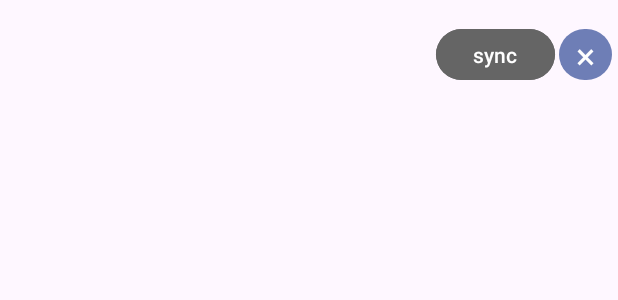
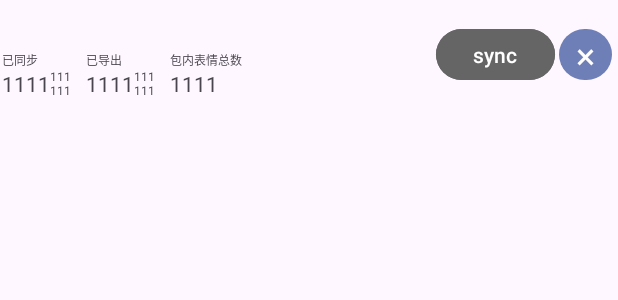
Before and after one commit to std-microblock/TGStickerProvider, an Android app: the layout item_sticker.xml on its own in the app's theme, with its tools: preview values and no code run, on a phone screen of 412 x 824 dp. Shown: the top 300 px of the screen. Run offline under Robolectric (Android 15) with nearby library versions, the phone set to English and light mode, and no system bars.

Commit message:
refactor: improve gui

```diff
--- a/app/src/main/java/cc/microblock/TGStickerProvider/ui/activity/MainActivity.kt
+++ b/app/src/main/java/cc/microblock/TGStickerProvider/ui/activity/MainActivity.kt
@@ -55,7 +55,11 @@ class RecyclerAdapterStickerList(private val act: MainActivity) :
     class ViewHolder(view: View) : RecyclerView.ViewHolder(view) {
         val name: TextView = view.findViewById(R.id.sticker_name)
         val id: TextView = view.findViewById(R.id.sticker_id)
-        val syncState: TextView = view.findViewById(R.id.syncState)
+        val syncedAll: TextView = view.findViewById(R.id.syncedAll)
+        val syncedStatus: TextView = view.findViewById(R.id.syncedStatus)
+        val exportedAll: TextView = view.findViewById(R.id.exportedAll)
+        val exportedStatus: TextView = view.findViewById(R.id.exportedStatus)
+        val totalAll: TextView = view.findViewById(R.id.totalAll)
         val syncBtn: Button = view.findViewById(R.id.syncBtn)
         val rmBtn: MaterialTextView = view.findViewById(R.id.rmBtn)
     }
@@ -70,8 +74,12 @@ class RecyclerAdapterStickerList(private val act: MainActivity) :
         val s = stickerList[position]
         holder.name.text = s.name
         holder.id.text = s.id
-        holder.syncState.text =
-            "同步 ${s.syncedState.all}-l${s.syncedState.lowQuality}-h${s.syncedState.highQuality} / 缓存 ${stickerList[position].remoteState.all}-l${s.remoteState.lowQuality}-h${s.remoteState.highQuality} / 总 ${s.all}"
+        holder.syncedAll.text = s.syncedState.all.toString();
+        holder.syncedStatus.text = "低清 ${s.syncedState.lowQuality}\n高清 ${s.syncedState.highQuality}"
+        holder.exportedAll.text = s.remoteState.all.toString()
+        holder.exportedStatus.text = "低清 ${s.remoteState.lowQuality}\n高清 ${s.remoteState.highQuality}"
+        holder.totalAll.text = s.syncedState.all.toString();
+
         holder.syncBtn.setOnClickListener {
             val pd = ProgressDialog(act)
             pd.setMessage("正在同步")
--- a/app/src/main/res/layout/item_sticker.xml
+++ b/app/src/main/res/layout/item_sticker.xml
@@ -32,12 +32,114 @@
             android:text=""
             android:textSize="16sp" />
 
-        <TextView
-            android:id="@+id/syncState"
-            android:layout_width="match_parent"
-            android:layout_height="wrap_content"
-            android:text=""
-            android:textSize="12sp" />
+        <LinearLayout
+            android:layout_width="wrap_content"
+            android:layout_height="match_parent"
+            android:orientation="horizontal">
+
+            <LinearLayout
+                android:layout_width="match_parent"
+                android:layout_height="match_parent"
+                android:layout_marginRight="10sp"
+                android:orientation="vertical">
+
+                <TextView
+                    android:layout_width="match_parent"
+                    android:layout_height="wrap_content"
+                    android:text="已同步"
+                    android:textAlignment="gravity"
+                    android:textSize="8sp" />
+
+                <LinearLayout
+                    android:layout_width="match_parent"
+                    android:layout_height="match_parent"
+                    android:orientation="horizontal">
+
+                    <TextView
+                        android:id="@+id/syncedAll"
+                        android:layout_width="wrap_content"
+                        android:layout_height="wrap_content"
+                        android:layout_weight="1"
+                        android:text="1111" />
+
+                    <TextView
+                        android:id="@+id/syncedStatus"
+                        android:layout_width="wrap_content"
+                        android:layout_height="wrap_content"
+                        android:layout_marginTop="-7sp"
+                        android:layout_weight="1"
+                        android:text="111\n111"
+                        android:textSize="8sp" />
+                </LinearLayout>
+
+            </LinearLayout>
+
+            <LinearLayout
+                android:layout_width="wrap_content"
+                android:layout_height="match_parent"
+                android:layout_marginRight="10sp"
+                android:orientation="vertical">
+
+                <TextView
+                    android:layout_width="match_parent"
+                    android:layout_height="wrap_content"
+                    android:text="已导出"
+                    android:textAlignment="gravity"
+                    android:textSize="8sp" />
+
+                <LinearLayout
+                    android:layout_width="match_parent"
+                    android:layout_height="match_parent"
+                    android:orientation="horizontal">
+
+                    <TextView
+                        android:id="@+id/exportedAll"
+                        android:layout_width="wrap_content"
+                        android:layout_height="wrap_content"
+                        android:layout_weight="1"
+                        android:text="1111" />
+
+                    <TextView
+                        android:id="@+id/exportedStatus"
+                        android:layout_width="wrap_content"
+                        android:layout_height="wrap_content"
+                        android:layout_marginTop="-7sp"
+                        android:layout_weight="1"
+                        android:text="111\n111"
+                        android:textSize="8sp" />
+                </LinearLayout>
+
+            </LinearLayout>
+
+            <LinearLayout
+                android:layout_width="wrap_content"
+                android:layout_height="match_parent"
+                android:orientation="vertical">
+
+                <TextView
+                    android:layout_width="match_parent"
+                    android:layout_height="wrap_content"
+                    android:text="包内表情总数"
+                    android:textAlignment="gravity"
+                    android:textSize="8sp" />
+
+                <LinearLayout
+                    android:layout_width="match_parent"
+                    android:layout_height="match_parent"
+                    android:orientation="horizontal">
+
+                    <TextView
+                        android:id="@+id/totalAll"
+                        android:layout_width="wrap_content"
+                        android:layout_height="wrap_content"
+                        android:layout_weight="1"
+                        android:text="1111" />
+
+                </LinearLayout>
+
+            </LinearLayout>
+
+        </LinearLayout>
 
     </LinearLayout>
 
```
